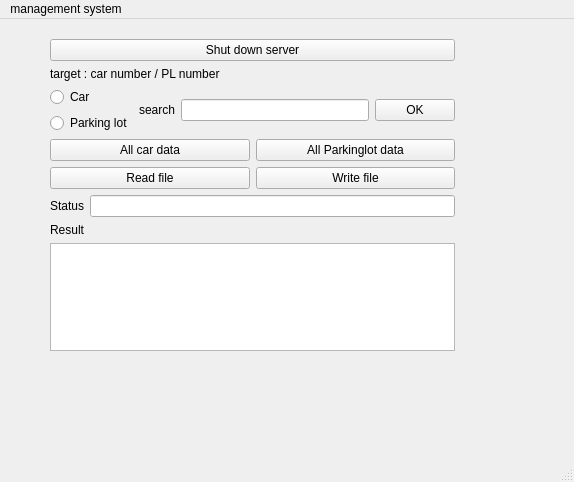
Before: the Qt Designer form server_UI/mainwindow.ui in mardi2020/Parking_lot_management_sys, drawn with Qt 5.
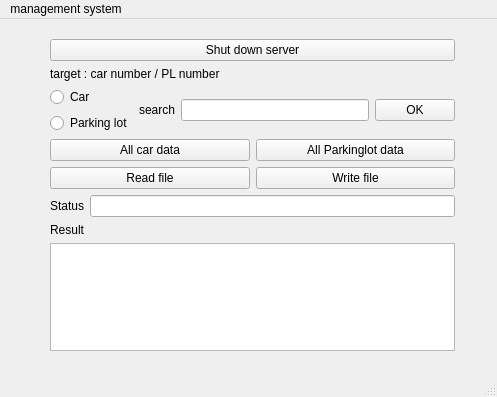
After: the same form once the commit is applied.

```diff
--- a/server_UI/mainwindow.ui
+++ b/server_UI/mainwindow.ui
@@ -6,8 +6,8 @@
    <rect>
     <x>0</x>
     <y>0</y>
-    <width>574</width>
-    <height>482</height>
+    <width>497</width>
+    <height>397</height>
    </rect>
   </property>
   <property name="windowTitle">
@@ -157,7 +157,7 @@
     <rect>
      <x>0</x>
      <y>0</y>
-     <width>574</width>
+     <width>497</width>
      <height>22</height>
     </rect>
    </property>
```
